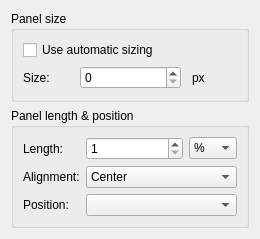
This is razorqt-panel/panel/configpaneldialog.ui in Razor-qt/Razor-qt as Qt 5 draws it before an edit. The edited form follows.
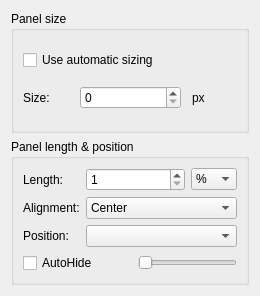
This is the edited form.

Commit message: Ability to autohide panel

Diff of the .ui file:
```diff
--- a/razorqt-panel/panel/configpaneldialog.ui
+++ b/razorqt-panel/panel/configpaneldialog.ui
@@ -7,7 +7,7 @@
     <x>0</x>
     <y>0</y>
     <width>260</width>
-    <height>239</height>
+    <height>296</height>
    </rect>
   </property>
   <property name="windowTitle">
@@ -114,6 +114,16 @@
         </property>
        </widget>
       </item>
+      <item row="2" column="1" colspan="3">
+       <widget class="QComboBox" name="comboBox_position"/>
+      </item>
+      <item row="3" column="0" colspan="2">
+       <widget class="QCheckBox" name="checkBox_autoHide">
+        <property name="text">
+         <string>AutoHide</string>
+        </property>
+       </widget>
+      </item>
       <item row="2" column="0">
        <widget class="QLabel" name="label_position">
         <property name="text">
@@ -121,8 +131,30 @@
         </property>
        </widget>
       </item>
-      <item row="2" column="1" colspan="3">
-       <widget class="QComboBox" name="comboBox_position"/>
+      <item row="3" column="2" colspan="2">
+       <widget class="QSlider" name="horizontalSlider_hideSpeed">
+        <property name="toolTip">
+         <string>&lt;html&gt;&lt;head/&gt;&lt;body&gt;&lt;p&gt;Speed&lt;/p&gt;&lt;/body&gt;&lt;/html&gt;</string>
+        </property>
+        <property name="minimum">
+         <number>1</number>
+        </property>
+        <property name="maximum">
+         <number>10</number>
+        </property>
+        <property name="singleStep">
+         <number>20</number>
+        </property>
+        <property name="pageStep">
+         <number>1</number>
+        </property>
+        <property name="value">
+         <number>1</number>
+        </property>
+        <property name="orientation">
+         <enum>Qt::Horizontal</enum>
+        </property>
+       </widget>
       </item>
      </layout>
     </widget>
```
Left out of the diff: 3 changed lines with no effect on the pictures. The commit also changes 5 other files.
